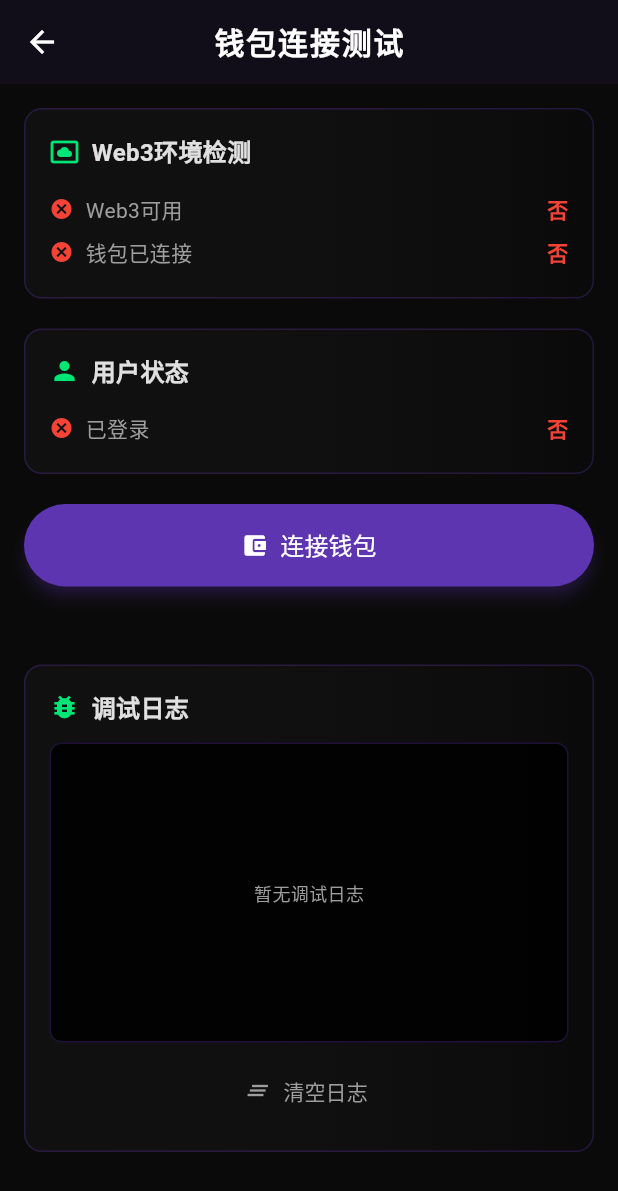
After one commit to StormGpz/ThunderTrack-Mini-App, a Flutter app: the screen it shows after launch, item 3 of the bottom bar chosen, after a tap on "钱包连接测试", on a phone screen of 412 x 824 dp. The commit adds this screen. Shown: the top 1191 px of the screen. Run offline on Flutter 3.47's test engine with Material 3 defaults, Android fonts, the light colour scheme and no system bars; our stand-ins replace dio, shared_preferences; missing offline and left inert: dart:html, dart:js, dart:js_util; accounts and stored records are empty; generated files the repository leaves out were written again; network calls fail.

Commit message:
测试钱包登录授权

```diff
--- a/lib/pages/settings_page.dart
+++ b/lib/pages/settings_page.dart
@@ -2,6 +2,7 @@ import 'package:flutter/material.dart';
 import 'package:provider/provider.dart';
 import '../providers/settings_provider.dart';
 import '../pages/hyperliquid_test_page.dart';
+import '../pages/wallet_test_page.dart';
 import '../theme/eva_theme.dart';
 
 /// 设置页面 - EVA主题，简化版
@@ -58,6 +59,7 @@ class SettingsPage extends StatelessWidget {
                   _buildTradingNotificationSetting(context, settings),
                   _buildDefaultCurrencySetting(context, settings),
                   _buildApiTestSetting(context, settings),
+                  _buildWalletTestSetting(context, settings),
                 ]),
 
                 const SizedBox(height: 32),
@@ -412,4 +414,31 @@ class SettingsPage extends StatelessWidget {
       },
     );
   }
+
+  /// 构建钱包测试设置
+  Widget _buildWalletTestSetting(BuildContext context, SettingsProvider settings) {
+    return ListTile(
+      leading: Icon(Icons.account_balance_wallet_outlined, color: EvaTheme.neonGreen),
+      title: Text(
+        settings.isChineseLocale ? '钱包连接测试' : 'Wallet Connection Test',
+        style: TextStyle(fontWeight: FontWeight.w500, color: EvaTheme.lightText),
+      ),
+      subtitle: Text(
+        settings.isChineseLocale ? '测试Web3钱包连接和签名功能' : 'Test Web3 wallet connection and signing',
+        style: TextStyle(color: EvaTheme.textGray),
+      ),
+      trailing: Icon(
+        Icons.arrow_forward_ios,
+        size: 16,
+        color: EvaTheme.textGray,
+      ),
+      onTap: () {
+        Navigator.of(context).push(
+          MaterialPageRoute(
+            builder: (context) => const WalletTestPage(),
+          ),
+        );
+      },
+    );
+  }
 }
--- /dev/null
+++ b/lib/pages/wallet_test_page.dart
@@ -0,0 +1,405 @@
+import 'package:flutter/material.dart';
+import 'package:provider/provider.dart';
+import '../providers/user_provider.dart';
+import '../theme/eva_theme.dart';
+
+/// 钱包连接测试页面
+class WalletTestPage extends StatefulWidget {
+  const WalletTestPage({super.key});
+
+  @override
+  State<WalletTestPage> createState() => _WalletTestPageState();
+}
+
+class _WalletTestPageState extends State<WalletTestPage> {
+  String _testMessage = "Hello ThunderTrack!";
+  String? _lastSignature;
+  bool _isLoading = false;
+
+  @override
+  Widget build(BuildContext context) {
+    return Scaffold(
+      backgroundColor: EvaTheme.deepBlack,
+      appBar: AppBar(
+        title: const Text('钱包连接测试'),
+        backgroundColor: EvaTheme.deepBlack,
+        foregroundColor: EvaTheme.lightText,
+      ),
+      body: Consumer<UserProvider>(
+        builder: (context, userProvider, child) {
+          return SingleChildScrollView(
+            padding: const EdgeInsets.all(16),
+            child: Column(
+              crossAxisAlignment: CrossAxisAlignment.start,
+              children: [
+                // Web3环境检测
+                _buildStatusCard(
+                  title: 'Web3环境检测',
+                  icon: Icons.settings_system_daydream,
+                  children: [
+                    _buildStatusRow('Web3可用', userProvider.isWeb3Available),
+                    _buildStatusRow('钱包已连接', userProvider.isWalletConnected),
+                    if (userProvider.walletAddress != null)
+                      _buildInfoRow('钱包地址', userProvider.walletAddress!),
+                    _buildChainInfo(userProvider),
+                  ],
+                ),
+
+                const SizedBox(height: 20),
+
+                // 用户状态
+                _buildStatusCard(
+                  title: '用户状态',
+                  icon: Icons.person,
+                  children: [
+                    _buildStatusRow('已登录', userProvider.isAuthenticated),
+                    if (userProvider.currentUser != null) ...[
+                      _buildInfoRow('用户名', userProvider.currentUser!.username),
+                      _buildInfoRow('显示名', userProvider.currentUser!.displayName),
+                      if (userProvider.currentUser!.walletAddress != null)
+                        _buildInfoRow('关联钱包', userProvider.currentUser!.walletAddress!),
+                    ],
+                  ],
+                ),
+
+                const SizedBox(height: 20),
+
+                // 操作按钮
+                _buildActionButtons(userProvider),
+
+                const SizedBox(height: 20),
+
+                // 签名测试
+                _buildSignatureTest(userProvider),
+
+                const SizedBox(height: 20),
+
+                // 调试日志
+                _buildDebugLogs(userProvider),
+              ],
+            ),
+          );
+        },
+      ),
+    );
+  }
+
+  Widget _buildStatusCard({
+    required String title,
+    required IconData icon,
+    required List<Widget> children,
+  }) {
+    return Container(
+      width: double.infinity,
+      padding: const EdgeInsets.all(16),
+      decoration: BoxDecoration(
+        gradient: LinearGradient(
+          colors: [
+            EvaTheme.mechGray.withValues(alpha: 0.3),
+            EvaTheme.deepBlack.withValues(alpha: 0.8),
+          ],
+        ),
+        borderRadius: BorderRadius.circular(12),
+        border: Border.all(color: EvaTheme.primaryPurple.withValues(alpha: 0.3)),
+      ),
+      child: Column(
+        crossAxisAlignment: CrossAxisAlignment.start,
+        children: [
+          Row(
+            children: [
+              Icon(icon, color: EvaTheme.neonGreen, size: 20),
+              const SizedBox(width: 8),
+              Text(
+                title,
+                style: TextStyle(
+                  color: EvaTheme.lightText,
+                  fontSize: 16,
+                  fontWeight: FontWeight.bold,
+                ),
+              ),
+            ],
+          ),
+          const SizedBox(height: 12),
+          ...children,
+        ],
+      ),
+    );
+  }
+
+  Widget _buildStatusRow(String label, bool status) {
+    return Padding(
+      padding: const EdgeInsets.symmetric(vertical: 4),
+      child: Row(
+        children: [
+          Icon(
+            status ? Icons.check_circle : Icons.cancel,
+            color: status ? EvaTheme.neonGreen : Colors.red,
+            size: 16,
+          ),
+          const SizedBox(width: 8),
+          Text(
+            label,
+            style: TextStyle(color: EvaTheme.textGray, fontSize: 14),
+          ),
+          const Spacer(),
+          Text(
+            status ? '是' : '否',
+            style: TextStyle(
+              color: status ? EvaTheme.neonGreen : Colors.red,
+              fontSize: 14,
+              fontWeight: FontWeight.bold,
+            ),
+          ),
+        ],
+      ),
+    );
+  }
+
+  Widget _buildInfoRow(String label, String value) {
+    return Padding(
+      padding: const EdgeInsets.symmetric(vertical: 4),
+      child: Row(
+        crossAxisAlignment: CrossAxisAlignment.start,
+        children: [
+          SizedBox(
+            width: 80,
+            child: Text(
+              '$label:',
+              style: TextStyle(color: EvaTheme.textGray, fontSize: 14),
+            ),
+          ),
+          Expanded(
+            child: SelectableText(
+              value,
+              style: TextStyle(color: EvaTheme.lightText, fontSize: 14),
+            ),
+          ),
+        ],
+      ),
+    );
+  }
+
+  Widget _buildChainInfo(UserProvider userProvider) {
+    if (!userProvider.isWalletConnected) return const SizedBox.shrink();
+
+    final chainInfo = userProvider.getChainInfo();
+    return Column(
+      children: [
+        _buildInfoRow('链ID', chainInfo['chainId'] ?? '未知'),
+        _buildInfoRow('链名称', chainInfo['chainName'] ?? '未知链'),
+      ],
+    );
+  }
+
+  Widget _buildActionButtons(UserProvider userProvider) {
+    return Column(
+      children: [
+        // 连接/断开钱包
+        SizedBox(
+          width: double.infinity,
+          child: ElevatedButton.icon(
+            onPressed: userProvider.isLoading
+                ? null
+                : () async {
+                    if (userProvider.isWalletConnected) {
+                      await userProvider.disconnectWallet();
+                    } else {
+                      if (userProvider.isWeb3Available) {
+                        final success = await userProvider.signInWithEthereum();
+                        _showResult(success ? '钱包连接成功！' : '钱包连接失败');
+                      } else {
+                        _showResult('Web3不可用，请安装MetaMask');
+                      }
+                    }
+                  },
+            style: ElevatedButton.styleFrom(
+              backgroundColor: userProvider.isWalletConnected
+                  ? Colors.red[600]
+                  : EvaTheme.primaryPurple,
+              padding: const EdgeInsets.symmetric(vertical: 16),
+            ),
+            icon: Icon(
+              userProvider.isWalletConnected
+                  ? Icons.link_off
+                  : Icons.account_balance_wallet,
+              color: Colors.white,
+            ),
+            label: Text(
+              userProvider.isWalletConnected ? '断开钱包' : '连接钱包',
+              style: const TextStyle(color: Colors.white, fontSize: 16),
+            ),
+          ),
+        ),
+
+        const SizedBox(height: 12),
+
+        // 获取余额
+        if (userProvider.isWalletConnected)
+          SizedBox(
+            width: double.infinity,
+            child: ElevatedButton.icon(
+              onPressed: _isLoading
+                  ? null
+                  : () async {
+                      setState(() => _isLoading = true);
+                      try {
+                        final balance = await userProvider.getWalletBalance();
+                        if (balance != null) {
+                          final ethBalance = (int.parse(balance.substring(2), radix: 16) /
+                                           1000000000000000000).toStringAsFixed(6);
+                          _showResult('余额: $ethBalance ETH');
+                        } else {
+                          _showResult('获取余额失败');
+                        }
+                      } catch (e) {
+                        _showResult('获取余额失败: $e');
+                      } finally {
+                        setState(() => _isLoading = false);
+                      }
+                    },
+              style: ElevatedButton.styleFrom(
+                backgroundColor: EvaTheme.infoBlue,
+                padding: const EdgeInsets.symmetric(vertical: 16),
+              ),
+              icon: const Icon(Icons.account_balance, color: Colors.white),
+              label: Text(
+                _isLoading ? '获取中...' : '获取余额',
+                style: const TextStyle(color: Colors.white, fontSize: 16),
+              ),
+            ),
+          ),
+      ],
+    );
+  }
+
+  Widget _buildSignatureTest(UserProvider userProvider) {
+    if (!userProvider.isWalletConnected) return const SizedBox.shrink();
+
+    return _buildStatusCard(
+      title: '签名测试',
+      icon: Icons.edit_document,
+      children: [
+        TextField(
+          decoration: InputDecoration(
+            labelText: '测试消息',
+            labelStyle: TextStyle(color: EvaTheme.textGray),
+            border: OutlineInputBorder(
+              borderSide: BorderSide(color: EvaTheme.primaryPurple),
+            ),
+            focusedBorder: OutlineInputBorder(
+              borderSide: BorderSide(color: EvaTheme.neonGreen),
+            ),
+          ),
+          style: TextStyle(color: EvaTheme.lightText),
+          onChanged: (value) => _testMessage = value,
+          controller: TextEditingController(text: _testMessage),
+        ),
+        const SizedBox(height: 12),
+        SizedBox(
+          width: double.infinity,
+          child: ElevatedButton.icon(
+            onPressed: _isLoading
+                ? null
+                : () async {
+                    setState(() => _isLoading = true);
+                    try {
+                      final signature = await userProvider.signMessage(_testMessage);
+                      setState(() => _lastSignature = signature);
+                      _showResult(signature != null ? '签名成功！' : '签名被取消');
+                    } catch (e) {
+                      _showResult('签名失败: $e');
+                    } finally {
+                      setState(() => _isLoading = false);
+                    }
+                  },
+            style: ElevatedButton.styleFrom(
+              backgroundColor: EvaTheme.neonGreen.withValues(alpha: 0.8),
+              padding: const EdgeInsets.symmetric(vertical: 16),
+            ),
+            icon: Icon(Icons.edit, color: EvaTheme.deepBlack),
+            label: Text(
+              _isLoading ? '签名中...' : '签名测试消息',
+              style: TextStyle(color: EvaTheme.deepBlack, fontSize: 16),
+            ),
+          ),
+        ),
+        if (_lastSignature != null) ...[
+          const SizedBox(height: 12),
+          _buildInfoRow('最后签名', _lastSignature!),
+        ],
+      ],
+    );
+  }
+
+  Widget _buildDebugLogs(UserProvider userProvider) {
+    return _buildStatusCard(
+      title: '调试日志',
+      icon: Icons.bug_report,
+      children: [
+        Container(
+          height: 200,
+          padding: const EdgeInsets.all(8),
+          decoration: BoxDecoration(
+            color: Colors.black87,
+            borderRadius: BorderRadius.circular(8),
+            border: Border.all(color: EvaTheme.primaryPurple.withValues(alpha: 0.3)),
+          ),
+          child: userProvider.debugLogs.isEmpty
+              ? Center(
+                  child: Text(
+                    '暂无调试日志',
+                    style: TextStyle(color: EvaTheme.textGray, fontSize: 12),
+                  ),
+                )
+              : ListView.builder(
+                  itemCount: userProvider.debugLogs.length,
+                  itemBuilder: (context, index) {
+                    final log = userProvider.debugLogs[index];
+                    Color textColor = Colors.white;
+
+                    if (log.contains('✅') || log.contains('成功')) {
+                      textColor = Colors.green[300]!;
+                    } else if (log.contains('❌') || log.contains('失败')) {
+                      textColor = Colors.red[300]!;
+                    } else if (log.contains('⚠️') || log.contains('警告')) {
+                      textColor = Colors.orange[300]!;
+                    } else if (log.contains('🔄')) {
+                      textColor = Colors.blue[300]!;
+                    }
+
+                    return SelectableText(
+                      log,
+                      style: TextStyle(
+                        color: textColor,
+                        fontSize: 11,
+                        fontFamily: 'monospace',
+                      ),
+                    );
+                  },
+                ),
+        ),
+        const SizedBox(height: 8),
+        SizedBox(
+          width: double.infinity,
+          child: TextButton.icon(
+            onPressed: userProvider.clearDebugLogs,
+            icon: Icon(Icons.clear_all, color: EvaTheme.textGray),
+            label: Text(
+              '清空日志',
+              style: TextStyle(color: EvaTheme.textGray),
+            ),
+          ),
+        ),
+      ],
+    );
+  }
+
+  void _showResult(String message) {
+    ScaffoldMessenger.of(context).showSnackBar(
+      SnackBar(
+        content: Text(message),
+        backgroundColor: message.contains('成功') ? Colors.green : Colors.red,
+      ),
+    );
+  }
+}
```
